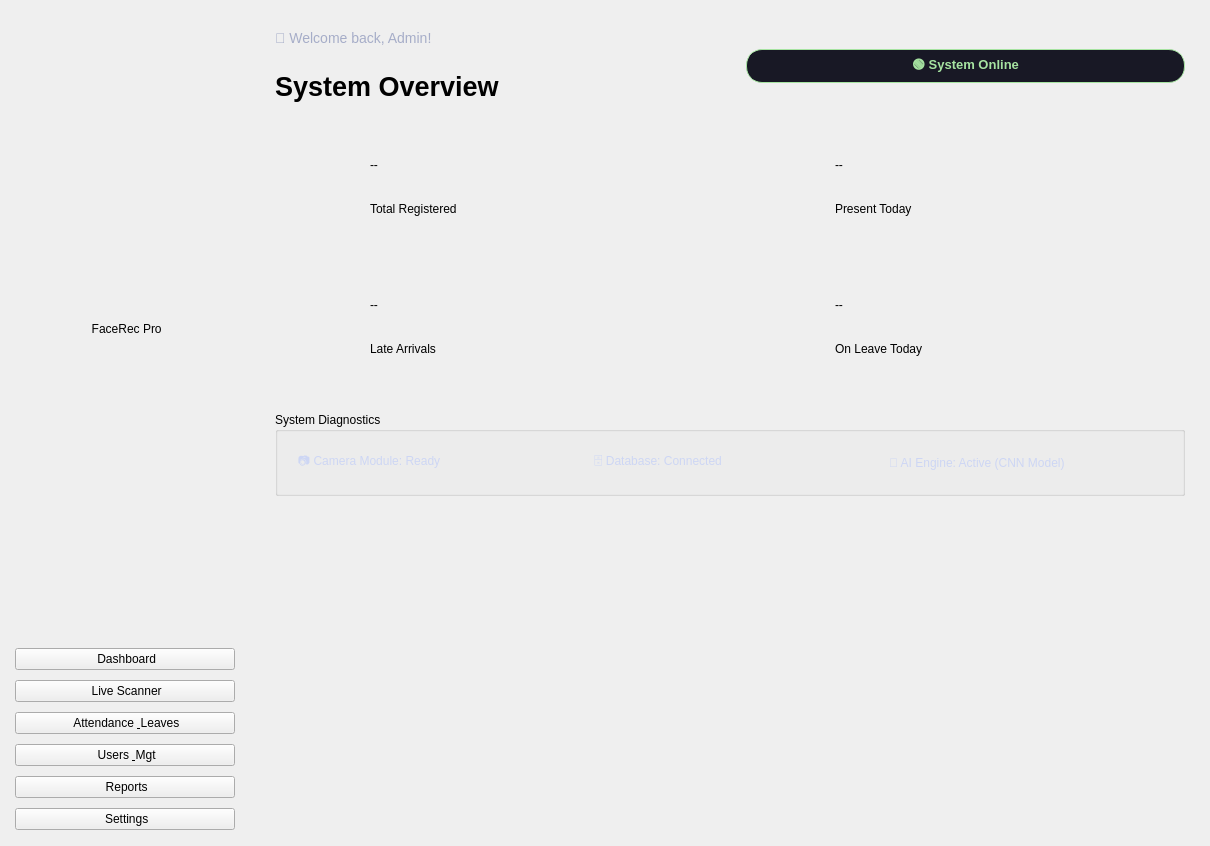
Before: the Qt Designer form design.ui in kdineshharsha/Attendance-System, drawn with Qt 5.
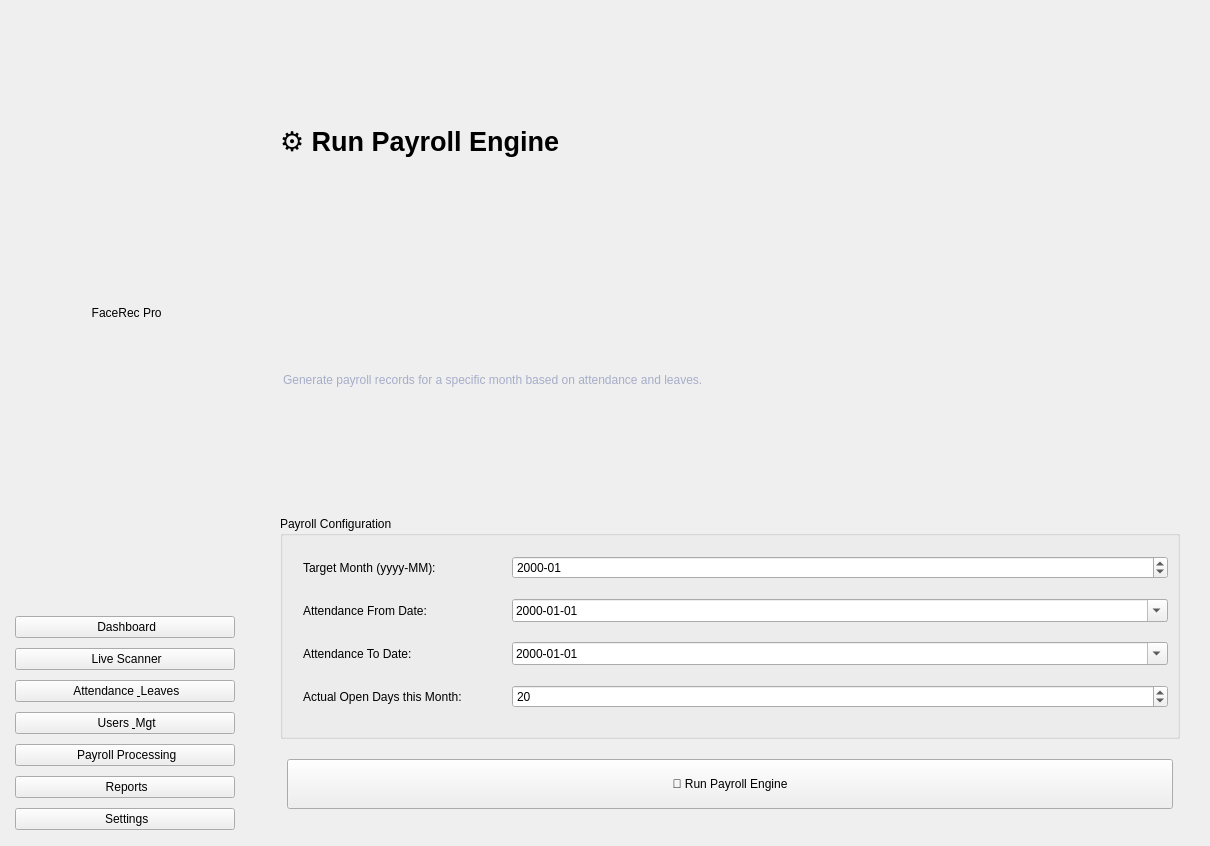
After: the same form once the commit is applied. The open tabs and pages were chosen to show the change. Icons and pictures are not drawn.

Commit message: Payroll processing page UI ✨

Diff of the .ui file:
```diff
--- a/design.ui
+++ b/design.ui
@@ -119,6 +119,12 @@
          <property name="iconSize"><size><width>20</width><height>20</height></size></property>
         </widget>
        </item>
+       <item>
+        <widget class="QPushButton" name="btn_nav_payroll">
+         <property name="text"><string> Payroll Processing</string></property>
+         <property name="iconSize"><size><width>20</width><height>20</height></size></property>
+        </widget>
+       </item>
        <item>
         <widget class="QPushButton" name="btn_nav_reports">
          <property name="text"><string> Reports</string></property>
@@ -514,6 +520,107 @@
        </layout>
       </widget>
 
+      <widget class="QWidget" name="page_payroll">
+       <layout class="QVBoxLayout" name="verticalLayout_pr">
+        <property name="spacing"><number>20</number></property>
+        <property name="leftMargin"><number>30</number></property>
+        <property name="topMargin"><number>30</number></property>
+        <property name="rightMargin"><number>30</number></property>
+        <property name="bottomMargin"><number>30</number></property>
+        
+        <item>
+         <widget class="QLabel" name="lbl_pr_title">
+          <property name="font"><font><family>Segoe UI</family><pointsize>20</pointsize><bold>true</bold></font></property>
+          <property name="text"><string>⚙️ Run Payroll Engine</string></property>
+         </widget>
+        </item>
+        <item>
+         <widget class="QLabel" name="lbl_pr_desc">
+          <property name="text"><string>Generate payroll records for a specific month based on attendance and leaves.</string></property>
+          <property name="styleSheet"><string>color: #a6adc8; margin-bottom: 10px;</string></property>
+         </widget>
+        </item>
+
+        <item>
+         <widget class="QGroupBox" name="group_pr_config">
+          <property name="title"><string>Payroll Configuration</string></property>
+          <layout class="QFormLayout" name="formLayout_pr">
+           <property name="horizontalSpacing"><number>50</number></property>
+           <property name="verticalSpacing"><number>20</number></property>
+           <property name="topMargin"><number>20</number></property>
+           <property name="bottomMargin"><number>20</number></property>
+           <property name="leftMargin"><number>20</number></property>
+           
+           <item row="0" column="0">
+            <widget class="QLabel" name="lbl_pr_month">
+             <property name="text"><string>Target Month (yyyy-MM):</string></property>
+            </widget>
+           </item>
+           <item row="0" column="1">
+            <widget class="QDateEdit" name="dateEdit_pr_month">
+             <property name="displayFormat"><string>yyyy-MM</string></property>
+             <property name="minimumSize"><size><width>150</width><height>0</height></size></property>
+            </widget>
+           </item>
+
+           <item row="1" column="0">
+            <widget class="QLabel" name="lbl_pr_from">
+             <property name="text"><string>Attendance From Date:</string></property>
+            </widget>
+           </item>
+           <item row="1" column="1">
+            <widget class="QDateEdit" name="dateEdit_pr_from">
+             <property name="displayFormat"><string>yyyy-MM-dd</string></property>
+             <property name="calendarPopup"><bool>true</bool></property>
+             <property name="minimumSize"><size><width>150</width><height>0</height></size></property>
+            </widget>
+           </item>
+
+           <item row="2" column="0">
+            <widget class="QLabel" name="lbl_pr_to">
+             <property name="text"><string>Attendance To Date:</string></property>
+            </widget>
+           </item>
+           <item row="2" column="1">
+            <widget class="QDateEdit" name="dateEdit_pr_to">
+             <property name="displayFormat"><string>yyyy-MM-dd</string></property>
+             <property name="calendarPopup"><bool>true</bool></property>
+             <property name="minimumSize"><size><width>150</width><height>0</height></size></property>
+            </widget>
+           </item>
+
+           <item row="3" column="0">
+            <widget class="QLabel" name="lbl_pr_actual">
+             <property name="text"><string>Actual Open Days this Month:</string></property>
+            </widget>
+           </item>
+           <item row="3" column="1">
+            <widget class="QSpinBox" name="spin_pr_actual">
+             <property name="maximum"><number>31</number></property>
+             <property name="value"><number>20</number></property>
+             <property name="minimumSize"><size><width>150</width><height>0</height></size></property>
+            </widget>
+           </item>
+          </layout>
+         </widget>
+        </item>
+        
+        <item>
+         <layout class="QHBoxLayout">
+          <item><spacer><property name="orientation"><enum>Qt::Orientation::Horizontal</enum></property></spacer></item>
+          <item>
+           <widget class="QPushButton" name="btn_run_payroll">
+            <property name="text"><string>🚀 Run Payroll Engine</string></property>
+            <property name="minimumSize"><size><width>250</width><height>50</height></size></property>
+           </widget>
+          </item>
+          <item><spacer><property name="orientation"><enum>Qt::Orientation::Horizontal</enum></property></spacer></item>
+         </layout>
+        </item>
+        <item><spacer><property name="orientation"><enum>Qt::Orientation::Vertical</enum></property></spacer></item>
+       </layout>
+      </widget>
+
       <widget class="QWidget" name="page_reports">
        <layout class="QVBoxLayout" name="verticalLayout_rep">
         <property name="spacing"><number>15</number></property>
```
Left out of the diff: 34 changed lines with no effect on the pictures. The commit also changes 2 other files.
